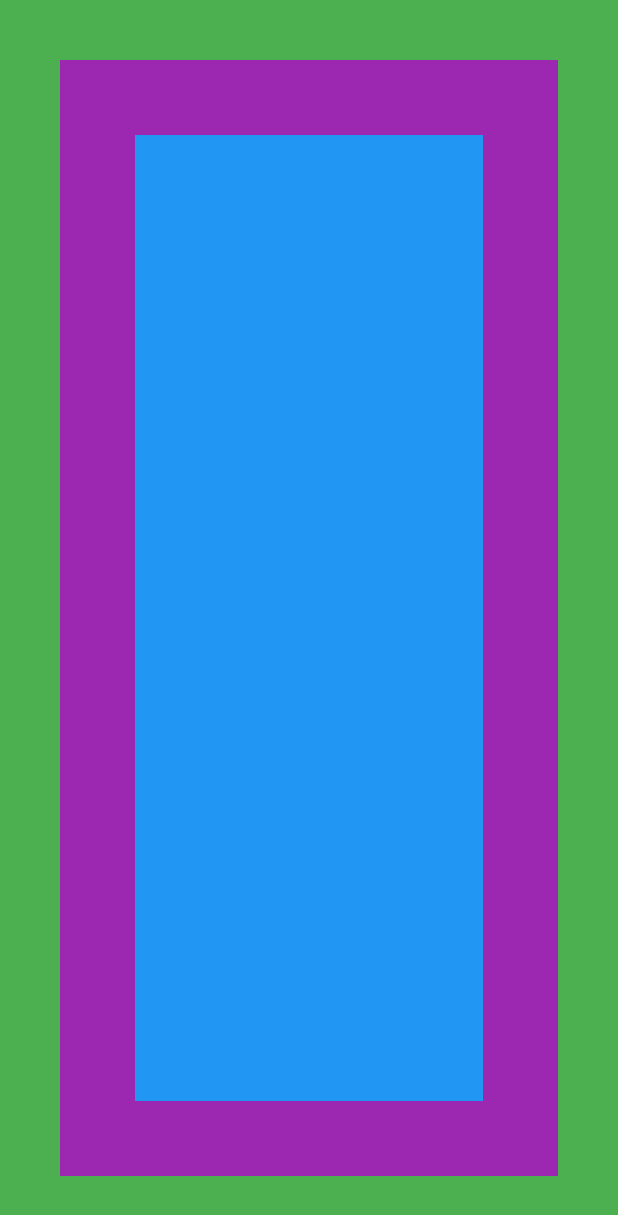
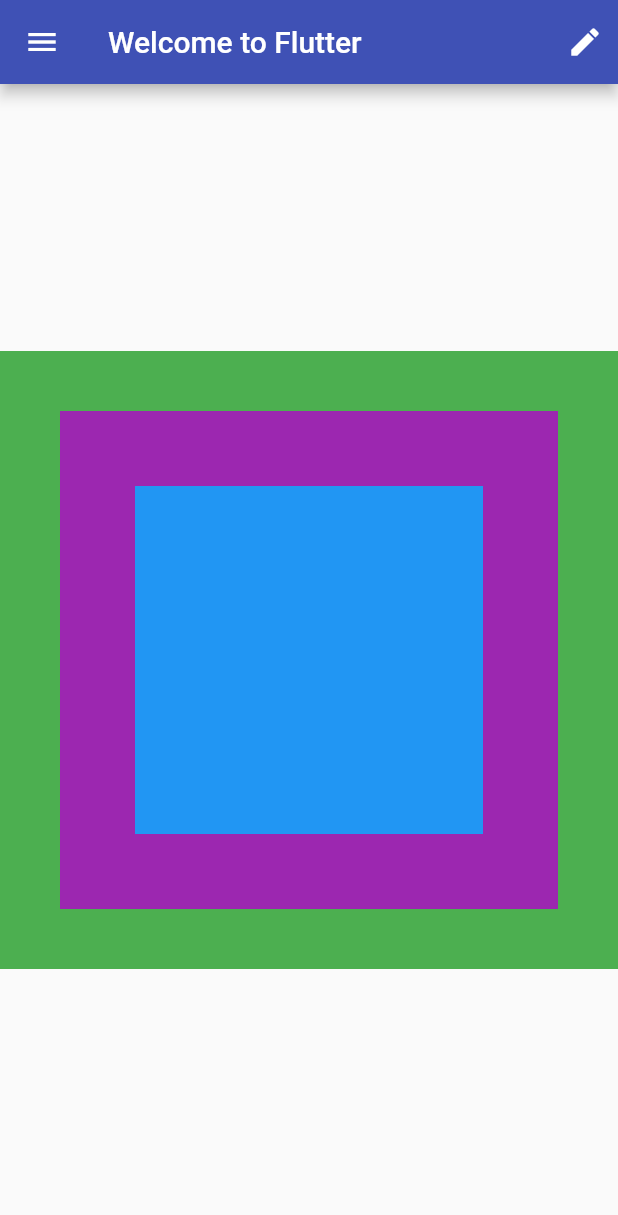
Before and after one commit to alvicaranzo/flutter_layout, a Flutter app: the screen it shows after launch, on a phone screen of 412 x 824 dp. Shown: the top 1215 px of the screen. Run offline on Flutter 3.47's test engine with Material 2 defaults, Android fonts, the phone set to English and light mode, and no system bars.

Commit message:
Using a Scaffold

```diff
--- /dev/null
+++ b/lib/basic_screen.dart
@@ -0,0 +1,37 @@
+import 'package:flutter/material.dart';
+
+import 'immutable_widget.dart';
+
+class BasicScreen extends StatelessWidget {
+  const BasicScreen({super.key});
+
+  @override
+  Widget build(BuildContext context) {
+    return Scaffold(
+      appBar: AppBar(
+        backgroundColor: Colors.indigo,
+        title: const Text('Welcome to Flutter'),
+        actions: const [
+          Padding(
+            padding: EdgeInsets.all(10.0),
+            child: Icon(Icons.edit),
+          ),
+        ],
+      ),
+      body: Center(
+        child: AspectRatio(
+          aspectRatio: 1.0,
+          child: ImmutableWidget(),
+        ),
+      ),
+      drawer: Drawer(
+        child: Container(
+          color: Colors.lightBlue,
+          child: const Center(
+            child: Text("I'm a Drawer!"),
+          ),
+        ),
+      ),
+    );
+  }
+}
--- a/lib/immutable_widget.dart
+++ b/lib/immutable_widget.dart
@@ -7,16 +7,12 @@ class ImmutableWidget extends StatelessWidget {
   Widget build(BuildContext context) {
     return Container(
       color: Colors.green,
-      child: Padding(
-        padding: const EdgeInsets.all(40),
-        child: Container(
-          color: Colors.purple,
-          child: Padding(
-            padding: const EdgeInsets.all(50.0),
-            child: Container(
-              color: Colors.blue,
-            ),
-          ),
+      padding: const EdgeInsets.all(40),
+      child: Container(
+        color: Colors.purple,
+        padding: const EdgeInsets.all(50.0),
+        child: const ColoredBox(
+          color: Colors.blue,
         ),
       ),
     );
--- a/lib/main.dart
+++ b/lib/main.dart
@@ -1,5 +1,6 @@
 import 'package:flutter/material.dart';
-import './immutable_widget.dart';
+//import './immutable_widget.dart';
+import 'basic_screen.dart';
 
 void main() => runApp(const StaticApp());
 
@@ -13,7 +14,7 @@ class StaticApp extends StatelessWidget {
       theme: ThemeData(
         primarySwatch: Colors.blue,
       ),
-      home: const ImmutableWidget(),
+      home: const BasicScreen(),
     );
   }
 }
```
